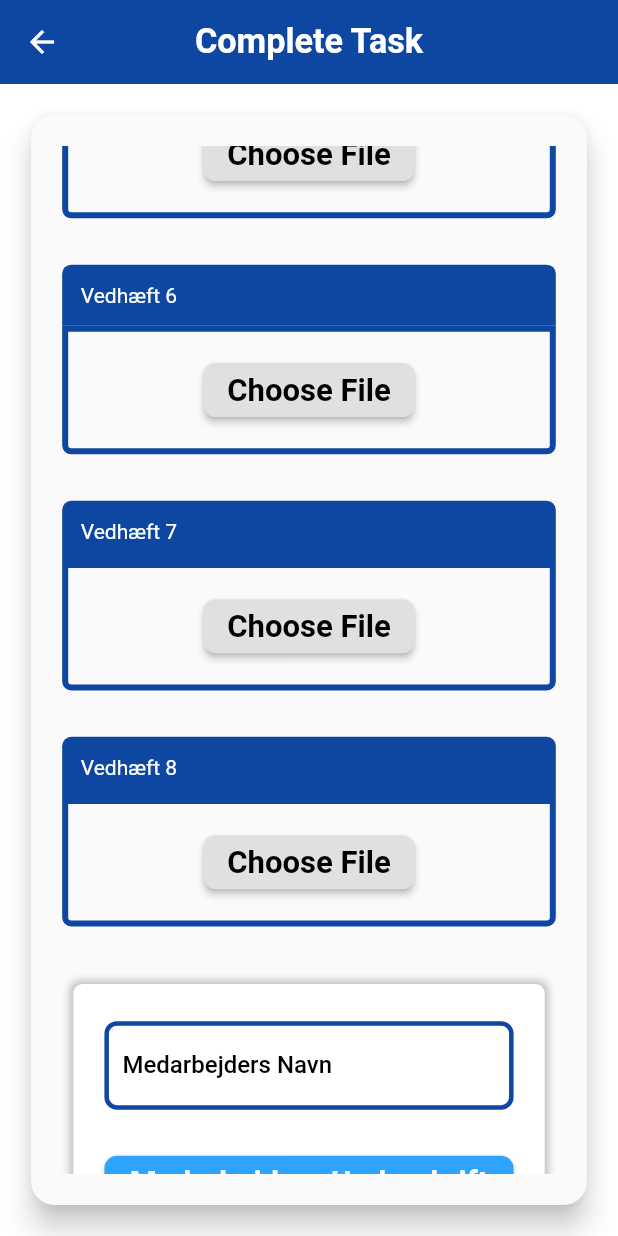
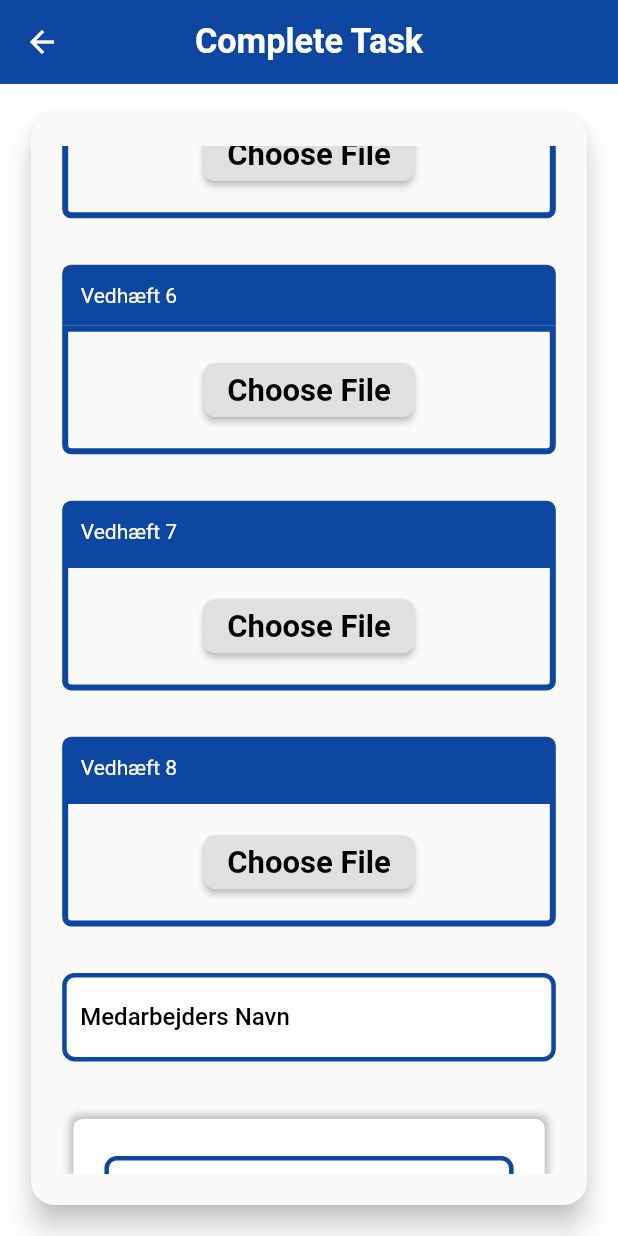
Before and after one commit to dnadawa/CPHFLYT, a Flutter app: the DriverCompletion screen opened directly with empty values, scrolled down 1728 dp, on a phone screen of 412 x 824 dp. Run offline on Flutter 3.47's test engine with Material 2 defaults, Android fonts, the phone set to English and light mode, and no system bars; our stand-ins replace cloud_firestore, firebase_auth, firebase_core, firebase_storage, flutter_dotenv, flutter_screenutil and 7 more; missing offline and left inert: onesignal_flutter, simple_fontellico_progress_dialog; accounts and stored records are empty; Roboto replaces fonts that are missing (SF-Pro).

Commit message:
Remove driver signature

```diff
--- a/lib/controllers/driver_controller.dart
+++ b/lib/controllers/driver_controller.dart
@@ -118,7 +118,6 @@ class DriverController {
 
   completeTask({
     required Uint8List customerSign,
-    required Uint8List driverSign,
     required String customerName,
     required String driverName,
     required List<File?> images,
@@ -149,9 +148,6 @@ class DriverController {
       StorageService storageService = StorageService();
       String customerSignature = await storageService.uploadBytes(customerName.replaceAll(' ', '_'), customerSign);
       pd.updateMessageText("Customer Signature Uploaded...");
-
-      String driverSignature = await storageService.uploadBytes(driverName.replaceAll(' ', '_'), driverSign);
-      pd.updateMessageText("Driver Signature Uploaded...");
 
       List<String> imageUrls = List.filled(images.length, "", growable: false);
 
@@ -184,7 +180,6 @@ class DriverController {
           image7: imageUrls[6],
           image8: imageUrls[7],
           driverName: driverName,
-          driverSign: driverSignature,
           customerName: customerName,
           customerSign: customerSignature
       );
--- a/lib/models/completion_model.dart
+++ b/lib/models/completion_model.dart
@@ -19,7 +19,6 @@ class CompleteTask {
   final String image7;
   final String image8;
   final String driverName;
-  final String driverSign;
   final String customerName;
   final String customerSign;
 
@@ -44,7 +43,6 @@ class CompleteTask {
       required this.image7,
       required this.image8,
       required this.driverName,
-      required this.driverSign,
       required this.customerName,
       required this.customerSign
   });
--- a/lib/screens/driver_completion.dart
+++ b/lib/screens/driver_completion.dart
@@ -42,7 +42,6 @@ class _DriverCompletionState extends State<DriverCompletion> {
   TextEditingController total = TextEditingController();
   TextEditingController driverName = TextEditingController();
   TextEditingController customerName = TextEditingController();
-  Uint8List? driverSignature;
   Uint8List? customerSignature;
   File? image1, image2, image3, image4, image5, image6, image7, image8;
 
@@ -195,15 +194,9 @@ class _DriverCompletionState extends State<DriverCompletion> {
                 UploadWidget(title: "Vedhæft 8",pickImage: (img)=> image8 = img, isAdd: widget.isAdd, image: widget.completeTask?.image8,),
 
                 ///driver name
-                SignaturePad(
-                    isAdd: widget.isAdd,
-                    textEditingController: driverName,
-                    hint: "Medarbejders Navn",
-                    buttonText: "Medarbejders Underskrift",
-                    image: widget.completeTask?.driverSign,
-                    onComplete: (Uint8List? imageBytes){
-                        driverSignature = imageBytes;
-                    },
+                Padding(
+                  padding: EdgeInsets.only(top: 25.h),
+                  child: LabelInputField(text: "Medarbejders Navn",enabled: widget.isAdd,controller: driverName),
                 ),
 
                 ///customer name
@@ -227,10 +220,9 @@ class _DriverCompletionState extends State<DriverCompletion> {
                         color: kApproved,
                         text: "Submit",
                         onPressed: () async {
-                          if (startTime.text.isNotEmpty && endTime.text.isNotEmpty && driverName.text.isNotEmpty && customerName.text.isNotEmpty && driverSignature != null && customerSignature != null){
+                          if (startTime.text.isNotEmpty && endTime.text.isNotEmpty && driverName.text.isNotEmpty && customerName.text.isNotEmpty && customerSignature != null){
                             Provider.of<DriverController>(context, listen: false).completeTask(
                                 customerSign: customerSignature!,
-                                driverSign: driverSignature!,
                                 customerName: customerName.text,
                                 driverName: driverName.text,
                                 images: [image1, image2, image3, image4, image5, image6, image7, image8],
--- a/lib/services/database_service.dart
+++ b/lib/services/database_service.dart
@@ -119,7 +119,6 @@ class DatabaseService extends ChangeNotifier{
         customerName: doc['customerName'],
         customerSign: doc['customerSign'],
         driverName: doc['driverName'],
-        driverSign: doc['driverSign'],
         endTime: doc['endTime'],
         garbage: doc['garbage'],
         given: doc['given'],
@@ -305,7 +304,6 @@ class DatabaseService extends ChangeNotifier{
       'image7': task.image7,
       'image8': task.image8,
       'driverName': task.driverName,
-      'driverSign': task.driverSign,
       'customerName': task.customerName,
       'customerSign': task.customerSign
     });
```
